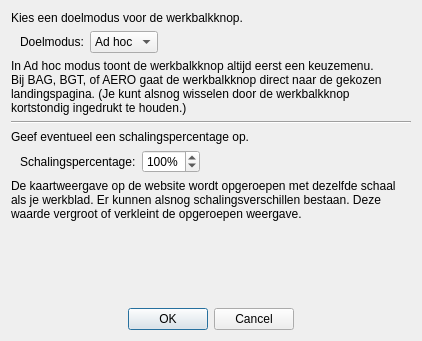
The window that plugin/controller/subcontrollers/dialogs/settings.ui (32BT/QGIS-32BT-verbeterdekaart) describes before a commit, drawn with Qt 5.
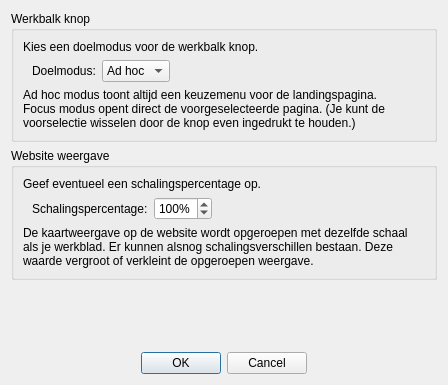
The same window after the commit.

Commit message: textual changes to vdk settings

Patch:
```diff
--- a/plugin/controller/subcontrollers/dialogs/settings.ui
+++ b/plugin/controller/subcontrollers/dialogs/settings.ui
@@ -6,8 +6,8 @@
    <rect>
     <x>0</x>
     <y>0</y>
-    <width>422</width>
-    <height>341</height>
+    <width>448</width>
+    <height>385</height>
    </rect>
   </property>
   <property name="windowTitle">
@@ -15,9 +15,15 @@
   </property>
   <layout class="QVBoxLayout" name="verticalLayout">
    <item>
+    <widget class="QGroupBox" name="groupBox">
+     <property name="title">
+      <string>Werkbalk knop</string>
+     </property>
+     <layout class="QVBoxLayout" name="verticalLayout_2">
+      <item>
     <widget class="QLabel" name="targetNote">
      <property name="text">
-      <string>Kies een doelmodus voor de werkbalkknop.</string>
+         <string>Kies een doelmodus voor de werkbalk knop.</string>
      </property>
      <property name="alignment">
       <set>Qt::AlignLeading|Qt::AlignLeft|Qt::AlignTop</set>
@@ -81,9 +87,8 @@
    <item>
     <widget class="QLabel" name="targetInfo">
      <property name="text">
-      <string>In Ad hoc modus toont de werkbalkknop altijd eerst een keuzemenu.
-Bij BAG, BGT, of AERO gaat de werkbalkknop direct naar de gekozen landingspagina. (Je kunt alsnog wisselen door de werkbalkknop
-kortstondig ingedrukt te houden.)</string>
+         <string>Ad hoc modus toont altijd een keuzemenu voor de landingspagina.
+Focus modus opent direct de voorgeselecteerde pagina. (Je kunt de voorselectie wisselen door de knop even ingedrukt te houden.)</string>
      </property>
      <property name="alignment">
       <set>Qt::AlignLeading|Qt::AlignLeft|Qt::AlignTop</set>
@@ -93,13 +98,15 @@
      </property>
     </widget>
    </item>
+     </layout>
+    </widget>
+   </item>
    <item>
-    <widget class="Line" name="line">
-     <property name="orientation">
-      <enum>Qt::Horizontal</enum>
+    <widget class="QGroupBox" name="groupBox_2">
+     <property name="title">
+      <string>Website weergave</string>
      </property>
-    </widget>
-   </item>
+     <layout class="QVBoxLayout" name="verticalLayout_3">
    <item>
     <widget class="QLabel" name="scaleNote">
      <property name="text">
@@ -167,6 +174,9 @@
      <property name="wordWrap">
       <bool>true</bool>
      </property>
+       </widget>
+      </item>
+     </layout>
     </widget>
    </item>
    <item>
```
Lines whose indentation alone changed are shown as unchanged. The commit also changes 4 other files.
